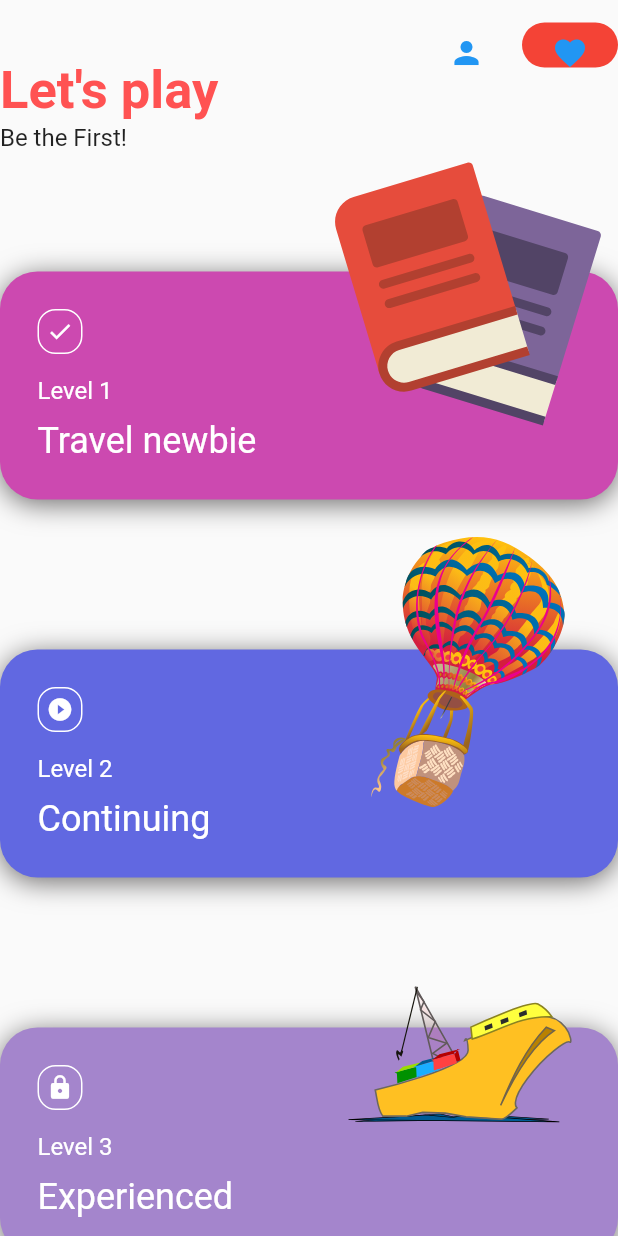
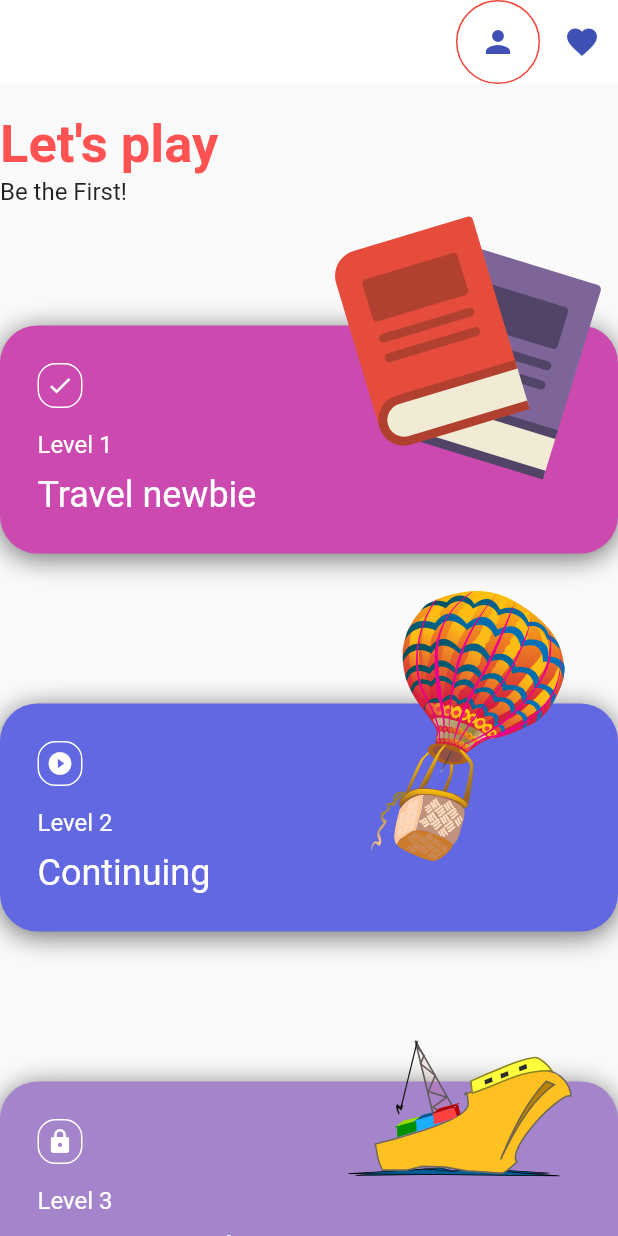
Before and after one commit to sammyodiagbe/quizapp, a Flutter app: the screen it shows after launch, on a phone screen of 412 x 824 dp. Run offline on Flutter 3.47's test engine with Material 2 defaults, Android fonts, the phone set to English and light mode, and no system bars; our stand-ins replace flutter_svg, google_fonts.

Commit message:
styling the navigation bar

```diff
--- a/lib/screens/home.dart
+++ b/lib/screens/home.dart
@@ -12,58 +12,71 @@ class Home extends StatelessWidget {
     return SafeArea(
       bottom: false,
       child: Scaffold(
-          // appBar: AppBar(actions: [
-          //   IconButton(
-          //     onPressed: null,
-          //     icon: Icon(Icons.person),
-          //   )
-          // ]),
-
+          appBar: AppBar(
+            elevation: 0,
+            actions: [
+              TextButton(
+                onPressed: null,
+                child: Icon(
+                  Icons.person,
+                  color: Colors.indigo,
+                ),
+                style: TextButton.styleFrom(
+                  shape: CircleBorder(
+                      side: BorderSide(color: Colors.red, width: 1.0)),
+                  padding: EdgeInsets.all(5),
+                ),
+              ),
+              IconButton(
+                  onPressed: null,
+                  icon: Icon(Icons.favorite, color: Colors.indigo))
+            ],
+          ),
           body: Container(
             child: Stack(
               children: [
-            Container(
-              height: barHeight,
-              width: width,
-              padding: EdgeInsets.symmetric(horizontal: size, vertical: 15),
-              child: Row(
-                mainAxisAlignment: MainAxisAlignment.end,
-                crossAxisAlignment: CrossAxisAlignment.center,
-                children: [
-                  TextButton(
-                    onPressed: () {},
-                    child: Icon(
-                      Icons.person,
-                      color: Colors.blue,
-                    ),
-                    style: TextButton.styleFrom(
-                      shape: RoundedRectangleBorder(
-                        borderRadius: BorderRadius.circular(18),
-                        side: BorderSide(color: Color(0xfffff), width: 1),
-                      ),
-                    ),
-                  ),
-                  SizedBox(width: 5),
-                  TextButton(
-                    onPressed: () {},
-                    child: Icon(
-                      Icons.favorite,
-                      color: Colors.blue,
-                    ),
-                    style: TextButton.styleFrom(
-                      backgroundColor: Colors.red,
-                      shape: RoundedRectangleBorder(
-                        borderRadius: BorderRadius.circular(18),
-                        side: BorderSide(color: Color(0xfffff), width: 1),
-                      ),
-                    ),
-                  ),
-                ],
-              ),
-            ),
+                // Container(
+                //   height: barHeight,
+                //   width: width,
+                //   padding: EdgeInsets.symmetric(horizontal: size, vertical: 15),
+                //   child: Row(
+                //     mainAxisAlignment: MainAxisAlignment.end,
+                //     crossAxisAlignment: CrossAxisAlignment.center,
+                //     children: [
+                //       TextButton(
+                //         onPressed: () {},
+                //         child: Icon(
+                //           Icons.person,
+                //           color: Colors.blue,
+                //         ),
+                //         style: TextButton.styleFrom(
+                //           shape: RoundedRectangleBorder(
+                //             borderRadius: BorderRadius.circular(18),
+                //             side: BorderSide(color: Color(0xfffff), width: 1),
+                //           ),
+                //         ),
+                //       ),
+                //       SizedBox(width: 5),
+                //       TextButton(
+                //         onPressed: () {},
+                //         child: Icon(
+                //           Icons.favorite,
+                //           color: Colors.blue,
+                //         ),
+                //         style: TextButton.styleFrom(
+                //           backgroundColor: Colors.red,
+                //           shape: RoundedRectangleBorder(
+                //             borderRadius: BorderRadius.circular(18),
+                //             side: BorderSide(color: Color(0xfffff), width: 1),
+                //           ),
+                //         ),
+                //       ),
+                //     ],
+                //   ),
+                // ),
                 SingleChildScrollView(
                   padding: EdgeInsets.only(
-                top: size + 20,
+                    top: 0,
                     left: size,
                     right: size,
                     bottom: size,
```
Lines whose indentation alone changed are shown as unchanged.
